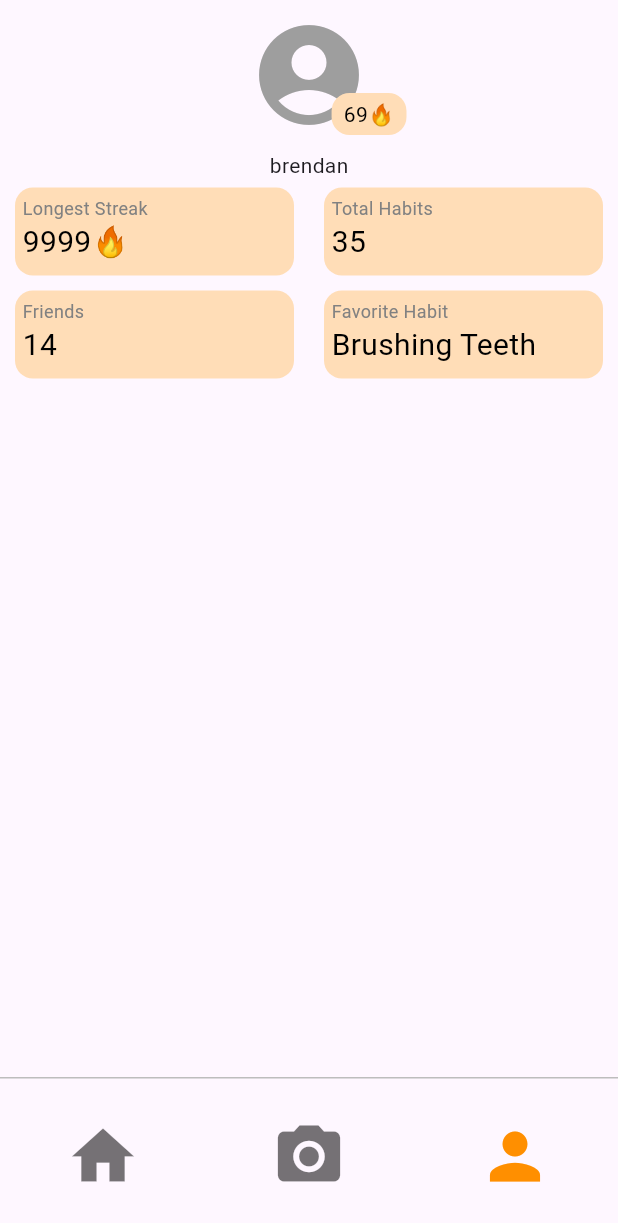
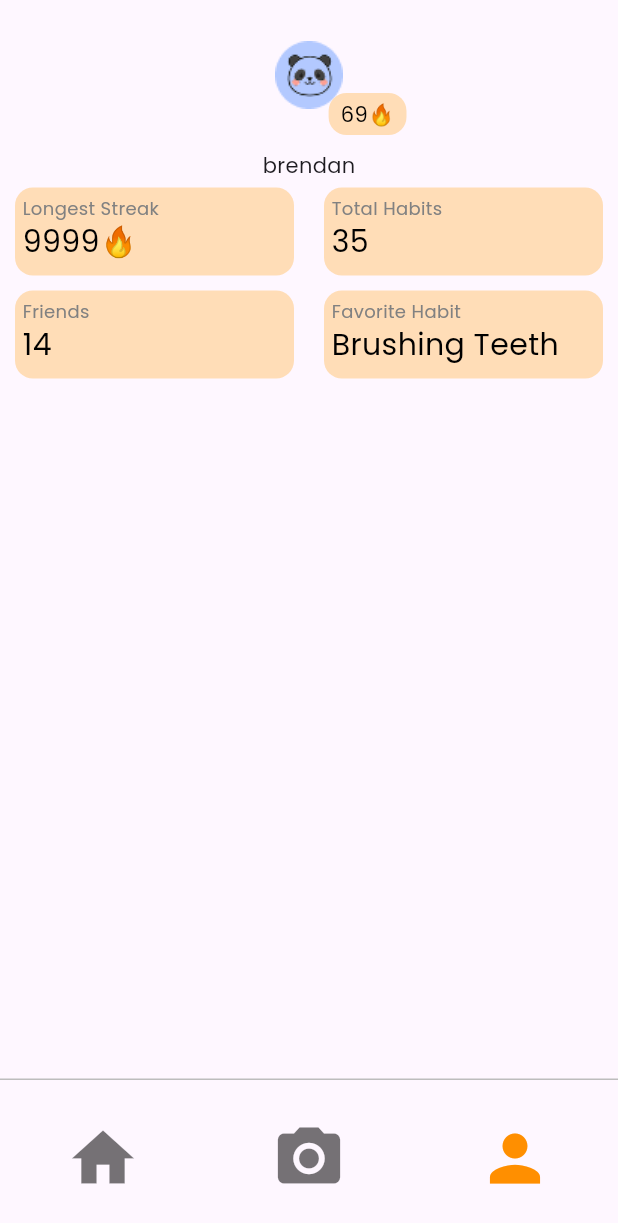
Before and after one commit to ellaly2/habinu, a Flutter app: the screen it shows after launch, item 3 of the bottom bar chosen, on a phone screen of 412 x 824 dp. Shown: the top 1223 px of the screen. Run offline on Flutter 3.47's test engine with Material 3 defaults, Android fonts, the phone set to English and light mode, and no system bars.

Commit message:
font family theme

```diff
--- a/habinu/lib/main.dart
+++ b/habinu/lib/main.dart
@@ -14,21 +14,7 @@ class MyApp extends StatelessWidget {
     return MaterialApp(
       title: 'Flutter Demo',
       theme: ThemeData(
-        // This is the theme of your application.
-        //
-        // TRY THIS: Try running your application with "flutter run". You'll see
-        // the application has a purple toolbar. Then, without quitting the app,
-        // try changing the seedColor in the colorScheme below to Colors.green
-        // and then invoke "hot reload" (save your changes or press the "hot
-        // reload" button in a Flutter-supported IDE, or press "r" if you used
-        // the command line to start the app).
-        //
-        // Notice that the counter didn't reset back to zero; the application
-        // state is not lost during the reload. To reset the state, use hot
-        // restart instead.
-        //
-        // This works for code too, not just values: Most code changes can be
-        // tested with just a hot reload.
+        fontFamily: 'Poppins',
         colorScheme: ColorScheme.fromSeed(seedColor: Colors.deepPurple),
       ),
       home: const MyHomePage(title: 'Flutter Demo Home Page'),
--- a/habinu/lib/models/profile.dart
+++ b/habinu/lib/models/profile.dart
@@ -89,8 +89,8 @@ class ProfilePage extends StatelessWidget {
       child: Stack(
         alignment: Alignment.center,
         children: [
-          // Image.asset('lib/assets/panda-profile.svg', height: 50, width: 50),
-          Icon(Icons.account_circle, size: 80, color: Colors.grey),
+          Image.asset('lib/assets/panda-profile.png', height: 150, width: 150),
+          // Icon(Icons.account_circle, size: 80, color: Colors.grey),
           Align(
             alignment: Alignment.bottomRight,
             child: Card(
```
Also changed, not shown: habinu/pubspec.yaml (+44 -1 lines).
